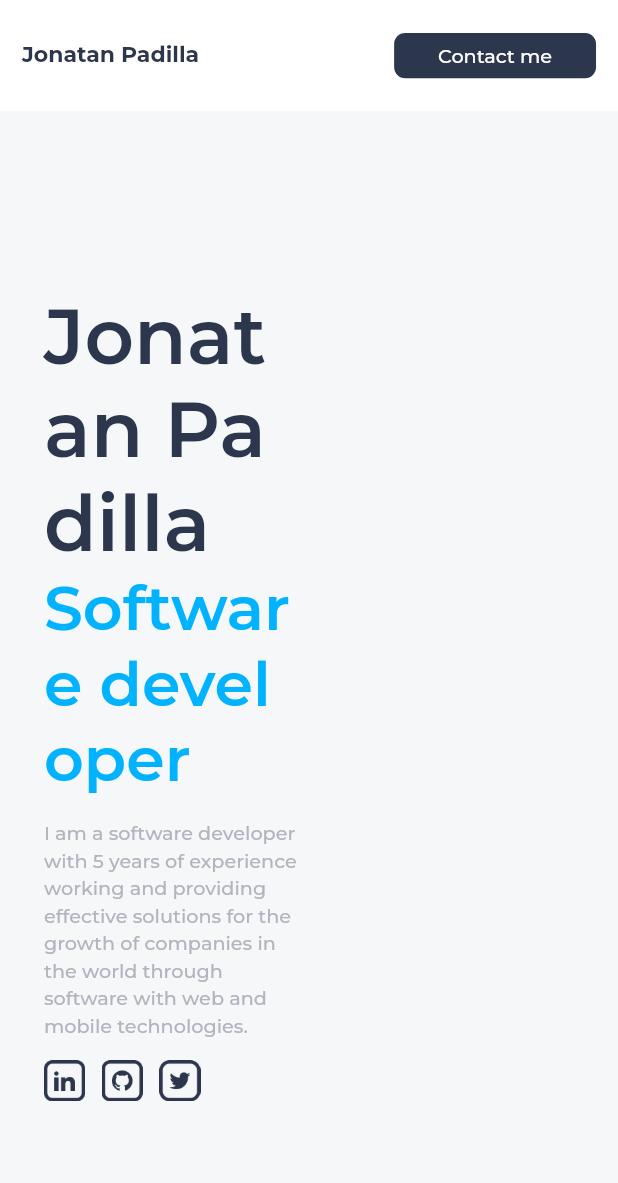
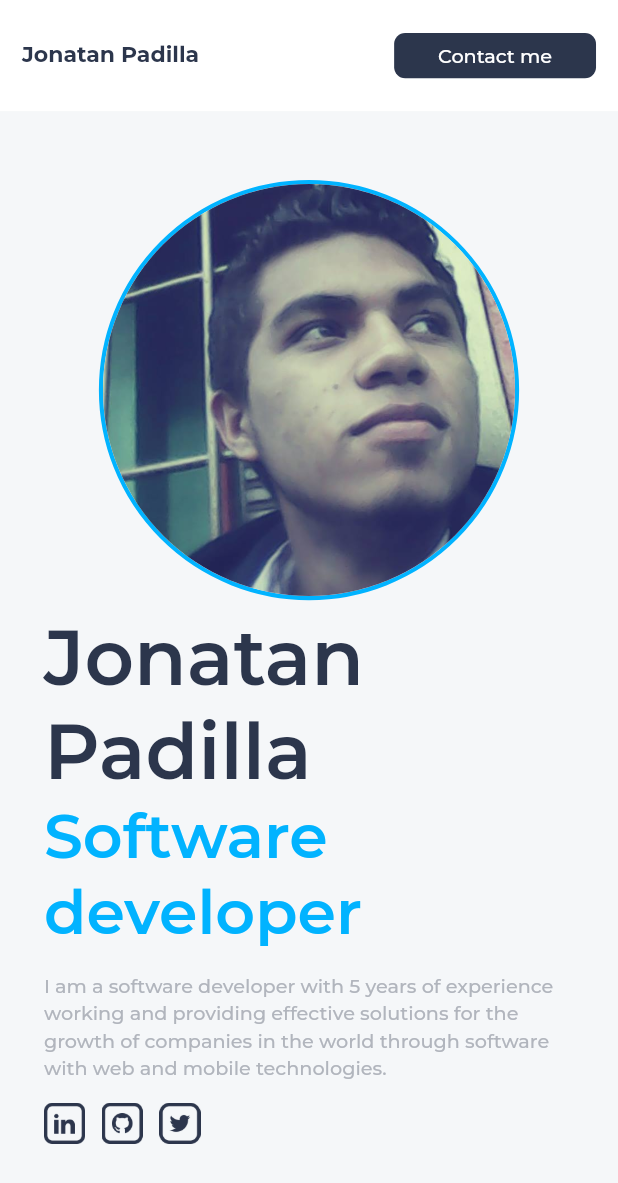
Before and after one commit to jdpadillaac/jdpadillaac, a Flutter app: the screen it shows after launch, on a phone screen of 412 x 824 dp. Shown: the top 1183 px of the screen. Run offline on Flutter 3.47's test engine with Material 2 defaults, Android fonts, the phone set to English and light mode, and no system bars; our stand-ins replace google_fonts, responsive_framework, url_launcher_web.

Commit message:
fix responsive in home

```diff
--- /dev/null
+++ b/lib/generated_plugin_registrant.dart
@@ -0,0 +1,16 @@
+//
+// Generated file. Do not edit.
+//
+
+// ignore_for_file: directives_ordering
+// ignore_for_file: lines_longer_than_80_chars
+
+import 'package:url_launcher_web/url_launcher_web.dart';
+
+import 'package:flutter_web_plugins/flutter_web_plugins.dart';
+
+// ignore: public_member_api_docs
+void registerPlugins(Registrar registrar) {
+  UrlLauncherPlugin.registerWith(registrar);
+  registrar.registerMessageHandler();
+}
--- a/lib/ui/pages/home/home.dart
+++ b/lib/ui/pages/home/home.dart
@@ -1,9 +1,12 @@
 import 'package:flutter/material.dart';
 import 'package:jdpadillac/ui/constants/spacing.dart';
 import 'package:jdpadillac/ui/pages/home/widgets/app_bar.dart';
-import 'dart:js' as js;
+import 'package:url_launcher/url_launcher.dart';
 
 part 'widgets/main_card.dart';
+part 'widgets/horizontal_layout.dart';
+part 'widgets/vertical_layout.dart';
+part 'widgets/image.dart';
 
 class HomePage extends StatelessWidget {
   const HomePage({Key? key}) : super(key: key);
--- a/lib/ui/pages/home/widgets/app_bar.dart
+++ b/lib/ui/pages/home/widgets/app_bar.dart
@@ -1,5 +1,6 @@
 import 'package:flutter/material.dart';
 import 'package:jdpadillac/ui/constants/spacing.dart';
+import 'package:url_launcher/url_launcher.dart';
 
 class HomeAppBar extends StatelessWidget {
   const HomeAppBar({Key? key}) : super(key: key);
@@ -7,10 +8,7 @@ class HomeAppBar extends StatelessWidget {
   @override
   Widget build(BuildContext context) {
     final theme = Theme.of(context);
-    return MouseRegion(
-      cursor: SystemMouseCursors.click,
-      child: GestureDetector(
-        child: Container(
+    return Container(
       padding: const EdgeInsets.symmetric(
         horizontal: AppSpacing.md,
         vertical: AppSpacing.lg,
@@ -23,7 +21,11 @@ class HomeAppBar extends StatelessWidget {
             'Jonatan Padilla',
             style: Theme.of(context).textTheme.subtitle1,
           ),
-              Container(
+          MouseRegion(
+            cursor: SystemMouseCursors.click,
+            child: GestureDetector(
+              onTap: () => launch('mailto:contact@jdpadillac.com'),
+              child: Container(
                 padding: const EdgeInsets.symmetric(
                   horizontal: AppSpacing.xl,
                   vertical: AppSpacing.sm,
@@ -39,9 +41,9 @@ class HomeAppBar extends StatelessWidget {
                   ),
                 ),
               ),
-            ],
             ),
           ),
+        ],
       ),
     );
   }
--- /dev/null
+++ b/lib/ui/pages/home/widgets/horizontal_layout.dart
@@ -0,0 +1,33 @@
+part of '../home.dart';
+
+class _HorizontalLayout extends StatelessWidget {
+  const _HorizontalLayout({Key? key}) : super(key: key);
+
+  @override
+  Widget build(BuildContext context) {
+    final theme = Theme.of(context);
+
+    return Container(
+      color: theme.colorScheme.surface,
+      width: double.infinity,
+      padding: const EdgeInsets.symmetric(
+        horizontal: AppSpacing.xl,
+        vertical: 130,
+      ),
+      child: Row(
+        mainAxisAlignment: MainAxisAlignment.spaceBetween,
+        crossAxisAlignment: CrossAxisAlignment.center,
+        children: const [
+          Expanded(
+            flex: 1,
+            child: _NameInfo(),
+          ),
+          Expanded(
+            flex: 1,
+            child: _ImageContent(),
+          ),
+        ],
+      ),
+    );
+  }
+}
--- /dev/null
+++ b/lib/ui/pages/home/widgets/image.dart
@@ -0,0 +1,31 @@
+part of '../home.dart';
+
+class _ImageContent extends StatelessWidget {
+  const _ImageContent({Key? key}) : super(key: key);
+
+  @override
+  Widget build(BuildContext context) {
+    final theme = Theme.of(context);
+    final borderRadius = BorderRadius.circular(200);
+    return Center(
+      child: Container(
+        decoration: BoxDecoration(
+          borderRadius: borderRadius,
+          border: Border.all(
+            width: 3,
+            color: theme.colorScheme.secondary,
+          ),
+        ),
+        child: ClipRRect(
+          borderRadius: borderRadius,
+          child: Image.asset(
+            'assets/images/jpg/profile.jpg',
+            height: 300,
+            width: 300,
+            fit: BoxFit.cover,
+          ),
+        ),
+      ),
+    );
+  }
+}
--- a/lib/ui/pages/home/widgets/main_card.dart
+++ b/lib/ui/pages/home/widgets/main_card.dart
@@ -5,21 +5,61 @@ class _HomeMainCard extends StatelessWidget {
 
   @override
   Widget build(BuildContext context) {
+    return LayoutBuilder(
+      builder: (BuildContext context, BoxConstraints constraints) {
+        final width = MediaQuery.of(context).size.width;
+        if (width < 800) {
+          return const _VerticalLayout();
+        } else {
+          return const _HorizontalLayout();
+        }
+      },
+    );
+  }
+}
+
+class _CustomImage extends StatelessWidget {
+  const _CustomImage(
+    this.imagePath, {
+    Key? key,
+    required this.redirectUrl,
+  }) : super(key: key);
+
+  final String imagePath;
+  final String redirectUrl;
+
+  @override
+  Widget build(BuildContext context) {
+    return MouseRegion(
+      cursor: SystemMouseCursors.click,
+      child: GestureDetector(
+        onTap: () {
+          launch(redirectUrl);
+          // js.context.callMethod('open', [redirectUrl]);
+        },
+        child: Container(
+          margin: const EdgeInsets.only(
+            right: AppSpacing.sl,
+          ),
+          child: Image.asset(
+            imagePath,
+            width: 30,
+            height: 30,
+          ),
+        ),
+      ),
+    );
+  }
+}
+
+class _NameInfo extends StatelessWidget {
+  const _NameInfo({Key? key}) : super(key: key);
+
+  @override
+  Widget build(BuildContext context) {
     final theme = Theme.of(context);
-    return Container(
-      color: theme.colorScheme.surface,
-      width: double.infinity,
-      padding: const EdgeInsets.symmetric(
-        horizontal: AppSpacing.xl,
-        vertical: 130,
-      ),
-      child: Row(
-        mainAxisAlignment: MainAxisAlignment.spaceBetween,
-        crossAxisAlignment: CrossAxisAlignment.center,
-        children: [
-          Expanded(
-            flex: 1,
-            child: Column(
+
+    return Column(
       mainAxisAlignment: MainAxisAlignment.center,
       crossAxisAlignment: CrossAxisAlignment.start,
       children: [
@@ -60,44 +100,6 @@ class _HomeMainCard extends StatelessWidget {
           ],
         )
       ],
-            ),
-          ),
-          const Expanded(flex: 1, child: SizedBox()),
-        ],
-      ),
     );
   }
 }
-
-class _CustomImage extends StatelessWidget {
-  const _CustomImage(
-    this.imagePath, {
-    Key? key,
-    required this.redirectUrl,
-  }) : super(key: key);
-
-  final String imagePath;
-  final String redirectUrl;
-
-  @override
-  Widget build(BuildContext context) {
-    return MouseRegion(
-      cursor: SystemMouseCursors.click,
-      child: GestureDetector(
-        onTap: () {
-          js.context.callMethod('open', [redirectUrl]);
-        },
-        child: Container(
-          margin: const EdgeInsets.only(
-            right: AppSpacing.sl,
-          ),
-          child: Image.asset(
-            imagePath,
-            width: 30,
-            height: 30,
-          ),
-        ),
-      ),
-    );
-  }
-}
--- /dev/null
+++ b/lib/ui/pages/home/widgets/vertical_layout.dart
@@ -0,0 +1,29 @@
+part of '../home.dart';
+
+class _VerticalLayout extends StatelessWidget {
+  const _VerticalLayout({Key? key}) : super(key: key);
+
+  @override
+  Widget build(BuildContext context) {
+    final theme = Theme.of(context);
+    return Container(
+      color: theme.colorScheme.surface,
+      width: double.infinity,
+      padding: const EdgeInsets.symmetric(
+        horizontal: AppSpacing.xl,
+        vertical: 50,
+      ),
+      child: Column(
+        children: [
+          Container(
+            margin: const EdgeInsets.only(
+              bottom: AppSpacing.sm,
+            ),
+            child: const _ImageContent(),
+          ),
+          const _NameInfo(),
+        ],
+      ),
+    );
+  }
+}
--- a/pubspec.yaml
+++ b/pubspec.yaml
@@ -1,6 +1,6 @@
 name: jdpadillac
 description: A new Flutter project.
-publish_to: 'none' # Remove this line if you wish to publish to pub.dev
+publish_to: 'none'
 
 version: 1.0.0+1
 
@@ -12,6 +12,7 @@ dependencies:
     sdk: flutter
   responsive_framework: ^0.1.4
   google_fonts: ^2.1.0
+  url_launcher: ^6.0.12
 
 dev_dependencies:
   flutter_test:
@@ -21,3 +22,4 @@ dev_dependencies:
 flutter:
   assets:
     - assets/images/png/
+    - assets/images/jpg/
```
Also changed, not shown: assets/images/jpg/profile.jpg (added), pubspec.lock. Lines whose indentation alone changed are shown as unchanged.
